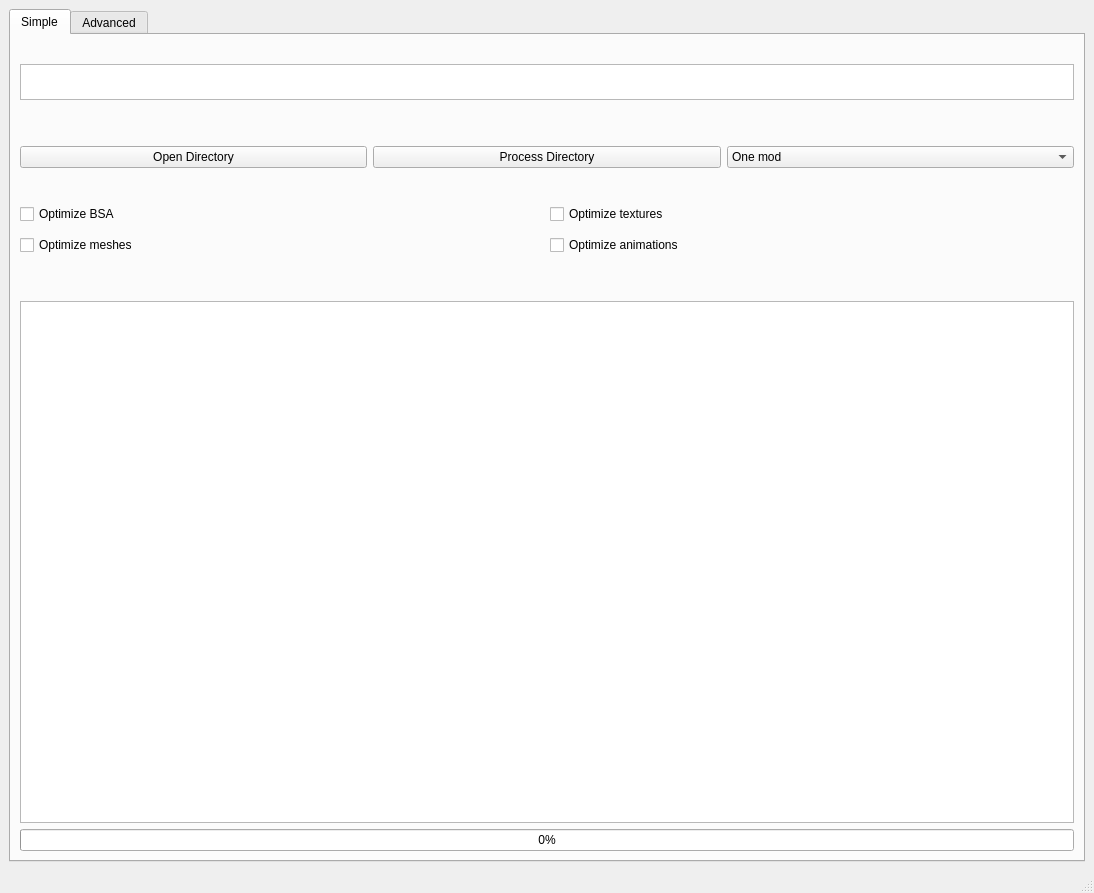
This is mainwindow.ui in Guekka/cathedral-assets-optimizer as Qt 5 draws it before an edit. The edited form follows.
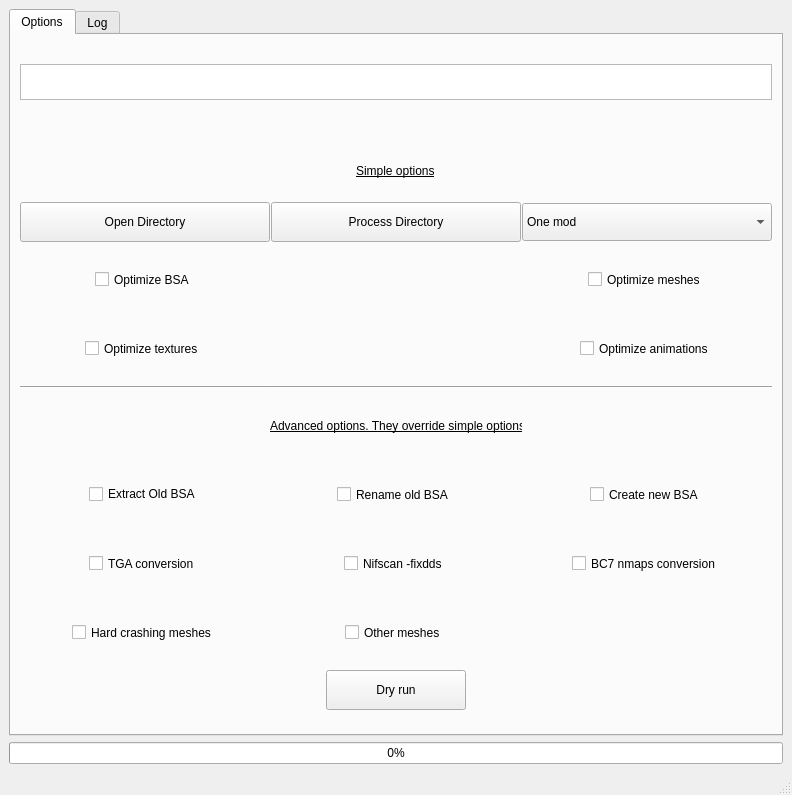
This is the edited form.

```diff
--- a/mainwindow.ui
+++ b/mainwindow.ui
@@ -6,8 +6,8 @@
    <rect>
     <x>0</x>
     <y>0</y>
-    <width>1094</width>
-    <height>893</height>
+    <width>792</width>
+    <height>795</height>
    </rect>
   </property>
   <property name="sizePolicy">
@@ -34,7 +34,7 @@
       </property>
       <widget class="QWidget" name="simple">
        <attribute name="title">
-        <string>Simple</string>
+        <string>Options</string>
        </attribute>
        <layout class="QVBoxLayout" name="verticalLayout_2">
         <item>
@@ -43,7 +43,7 @@
            <enum>Qt::Vertical</enum>
           </property>
           <property name="sizeType">
-           <enum>QSizePolicy::Preferred</enum>
+           <enum>QSizePolicy::Maximum</enum>
           </property>
           <property name="sizeHint" stdset="0">
            <size>
@@ -75,7 +75,7 @@
            <enum>Qt::Vertical</enum>
           </property>
           <property name="sizeType">
-           <enum>QSizePolicy::Preferred</enum>
+           <enum>QSizePolicy::Maximum</enum>
           </property>
           <property name="sizeHint" stdset="0">
            <size>
@@ -86,57 +86,34 @@
          </spacer>
         </item>
         <item>
-         <layout class="QHBoxLayout" name="horizontalLayout">
-          <item>
-           <widget class="QPushButton" name="userPathButton">
-            <property name="text">
-             <string>Open Directory</string>
-            </property>
-           </widget>
-          </item>
-          <item>
-           <widget class="QPushButton" name="processButton">
-            <property name="text">
-             <string>Process Directory</string>
-            </property>
-           </widget>
-          </item>
-          <item>
-           <widget class="QComboBox" name="modeChooserComboBox">
-            <item>
-             <property name="text">
-              <string>One mod</string>
-             </property>
-            </item>
-            <item>
-             <property name="text">
-              <string>Several mods (MO)</string>
-             </property>
-            </item>
-           </widget>
-          </item>
-         </layout>
-        </item>
-        <item>
-         <spacer name="verticalSpacer_2">
-          <property name="orientation">
-           <enum>Qt::Vertical</enum>
+         <layout class="QGridLayout" name="gridLayout" rowstretch="0,0,0,0,0,0,0,0,0,0" columnstretch="0,0,0">
+          <property name="topMargin">
+           <number>0</number>
           </property>
-          <property name="sizeType">
-           <enum>QSizePolicy::Preferred</enum>
+          <property name="rightMargin">
+           <number>0</number>
           </property>
-          <property name="sizeHint" stdset="0">
-           <size>
-            <width>20</width>
-            <height>30</height>
-           </size>
+          <property name="bottomMargin">
+           <number>15</number>
           </property>
-         </spacer>
-        </item>
-        <item>
-         <layout class="QHBoxLayout" name="horizontalLayout_2">
-          <item>
+          <property name="horizontalSpacing">
+           <number>0</number>
+          </property>
+          <item row="4" column="2">
+           <widget class="Line" name="line_3">
+            <property name="orientation">
+             <enum>Qt::Horizontal</enum>
+            </property>
+           </widget>
+          </item>
+          <item row="2" column="0" alignment="Qt::AlignHCenter">
            <widget class="QCheckBox" name="bsaOptCheckbox">
+            <property name="sizePolicy">
+             <sizepolicy hsizetype="MinimumExpanding" vsizetype="MinimumExpanding">
+              <horstretch>0</horstretch>
+              <verstretch>0</verstretch>
+             </sizepolicy>
+            </property>
             <property name="cursor">
              <cursorShape>WhatsThisCursor</cursorShape>
             </property>
@@ -148,8 +125,14 @@
             </property>
            </widget>
           </item>
-          <item>
+          <item row="3" column="0" alignment="Qt::AlignHCenter">
            <widget class="QCheckBox" name="textOptCheckbox">
+            <property name="sizePolicy">
+             <sizepolicy hsizetype="MinimumExpanding" vsizetype="MinimumExpanding">
+              <horstretch>0</horstretch>
+              <verstretch>0</verstretch>
+             </sizepolicy>
+            </property>
             <property name="cursor">
              <cursorShape>WhatsThisCursor</cursorShape>
             </property>
@@ -161,41 +144,109 @@
             </property>
            </widget>
           </item>
-         </layout>
-        </item>
-        <item>
-         <spacer name="verticalSpacer_3">
-          <property name="orientation">
-           <enum>Qt::Vertical</enum>
-          </property>
-          <property name="sizeType">
-           <enum>QSizePolicy::Preferred</enum>
-          </property>
-          <property name="sizeHint" stdset="0">
-           <size>
-            <width>20</width>
-            <height>5</height>
-           </size>
-          </property>
-         </spacer>
-        </item>
-        <item>
-         <layout class="QHBoxLayout" name="horizontalLayout_3">
-          <item>
-           <widget class="QCheckBox" name="meshOptCheckbox">
+          <item row="8" column="1" alignment="Qt::AlignHCenter">
+           <widget class="QCheckBox" name="otherMeshesCheckBox">
+            <property name="sizePolicy">
+             <sizepolicy hsizetype="MinimumExpanding" vsizetype="MinimumExpanding">
+              <horstretch>0</horstretch>
+              <verstretch>0</verstretch>
+             </sizepolicy>
+            </property>
             <property name="cursor">
              <cursorShape>WhatsThisCursor</cursorShape>
             </property>
             <property name="toolTip">
-             <string>&lt;html&gt;&lt;head/&gt;&lt;body&gt;&lt;p&gt;Runs NIF Optimizer, repairing crashing meshes and optimizing others.&lt;/p&gt;&lt;/body&gt;&lt;/html&gt;</string>
+             <string>&lt;html&gt;&lt;head/&gt;&lt;body&gt;&lt;p&gt;Lightly optimizes typically non-crashing meshes. This may fix some visual issues, but also lowers quality.&lt;/p&gt;&lt;/body&gt;&lt;/html&gt;</string>
             </property>
             <property name="text">
-             <string>Optimize meshes</string>
+             <string>Other meshes</string>
             </property>
            </widget>
           </item>
-          <item>
+          <item row="7" column="1" alignment="Qt::AlignHCenter">
+           <widget class="QCheckBox" name="nifscanTexturesCheckbox">
+            <property name="sizePolicy">
+             <sizepolicy hsizetype="MinimumExpanding" vsizetype="MinimumExpanding">
+              <horstretch>0</horstretch>
+              <verstretch>0</verstretch>
+             </sizepolicy>
+            </property>
+            <property name="cursor">
+             <cursorShape>WhatsThisCursor</cursorShape>
+            </property>
+            <property name="toolTip">
+             <string>&lt;html&gt;&lt;head/&gt;&lt;body&gt;&lt;p&gt;Strongly Recommended. Attempts to convert and fix any textures that would crash the game, as some older formats are incompatible with SSE.&lt;/p&gt;&lt;/body&gt;&lt;/html&gt;</string>
+            </property>
+            <property name="text">
+             <string>Nifscan -fixdds</string>
+            </property>
+           </widget>
+          </item>
+          <item row="5" column="1" alignment="Qt::AlignHCenter">
+           <widget class="QLabel" name="label">
+            <property name="sizePolicy">
+             <sizepolicy hsizetype="Fixed" vsizetype="MinimumExpanding">
+              <horstretch>0</horstretch>
+              <verstretch>0</verstretch>
+             </sizepolicy>
+            </property>
+            <property name="minimumSize">
+             <size>
+              <width>228</width>
+              <height>28</height>
+             </size>
+            </property>
+            <property name="text">
+             <string>&lt;html&gt;&lt;head/&gt;&lt;body&gt;&lt;p&gt;&lt;span style=&quot; text-decoration: underline;&quot;&gt;Advanced options. They override simple options.&lt;/span&gt;&lt;/p&gt;&lt;/body&gt;&lt;/html&gt;</string>
+            </property>
+           </widget>
+          </item>
+          <item row="6" column="1" alignment="Qt::AlignHCenter">
+           <widget class="QCheckBox" name="renameBsaCheckbox">
+            <property name="sizePolicy">
+             <sizepolicy hsizetype="MinimumExpanding" vsizetype="MinimumExpanding">
+              <horstretch>0</horstretch>
+              <verstretch>0</verstretch>
+             </sizepolicy>
+            </property>
+            <property name="cursor">
+             <cursorShape>WhatsThisCursor</cursorShape>
+            </property>
+            <property name="toolTip">
+             <string>&lt;html&gt;&lt;head/&gt;&lt;body&gt;&lt;p&gt;Backs up any BSAs present in the mod folder, adding .bak to the filename.&lt;/p&gt;&lt;/body&gt;&lt;/html&gt;</string>
+            </property>
+            <property name="text">
+             <string>Rename old BSA</string>
+            </property>
+           </widget>
+          </item>
+          <item row="1" column="1" alignment="Qt::AlignHCenter">
+           <widget class="QPushButton" name="processButton">
+            <property name="sizePolicy">
+             <sizepolicy hsizetype="Fixed" vsizetype="Fixed">
+              <horstretch>0</horstretch>
+              <verstretch>0</verstretch>
+             </sizepolicy>
+            </property>
+            <property name="minimumSize">
+             <size>
+              <width>250</width>
+              <height>40</height>
+             </size>
+            </property>
+            <property name="text">
+             <string>Process Directory</string>
+            </property>
+           </widget>
+          </item>
+          <item row="3" column="2" alignment="Qt::AlignHCenter">
            <widget class="QCheckBox" name="animOptCheckbox">
+            <property name="sizePolicy">
+             <sizepolicy hsizetype="MinimumExpanding" vsizetype="MinimumExpanding">
+              <horstretch>0</horstretch>
+              <verstretch>0</verstretch>
+             </sizepolicy>
+            </property>
             <property name="cursor">
              <cursorShape>WhatsThisCursor</cursorShape>
             </property>
@@ -207,51 +258,82 @@
             </property>
            </widget>
           </item>
-         </layout>
-        </item>
-        <item>
-         <spacer name="verticalSpacer_4">
-          <property name="orientation">
-           <enum>Qt::Vertical</enum>
-          </property>
-          <property name="sizeType">
-           <enum>QSizePolicy::Fixed</enum>
-          </property>
-          <property name="sizeHint" stdset="0">
-           <size>
-            <width>20</width>
-            <height>40</height>
-           </size>
-          </property>
-         </spacer>
-        </item>
-        <item>
-         <widget class="QPlainTextEdit" name="mw_log">
-          <property name="readOnly">
-           <bool>true</bool>
-          </property>
-         </widget>
-        </item>
-        <item>
-         <widget class="QProgressBar" name="progressBar">
-          <property name="value">
-           <number>0</number>
-          </property>
-         </widget>
-        </item>
-       </layout>
-      </widget>
-      <widget class="QWidget" name="advanced">
-       <attribute name="title">
-        <string>Advanced</string>
-       </attribute>
-       <layout class="QVBoxLayout" name="verticalLayout_3">
-        <item>
-         <layout class="QGridLayout" name="gridLayout">
+          <item row="6" column="0" alignment="Qt::AlignHCenter">
+           <widget class="QCheckBox" name="extractBsaCheckbox">
+            <property name="cursor">
+             <cursorShape>WhatsThisCursor</cursorShape>
+            </property>
+            <property name="toolTip">
+             <string>&lt;html&gt;&lt;head/&gt;&lt;body&gt;&lt;p&gt;Extracts any BSAs present in the mod folder.&lt;/p&gt;&lt;/body&gt;&lt;/html&gt;</string>
+            </property>
+            <property name="text">
+             <string>Extract Old BSA</string>
+            </property>
+           </widget>
+          </item>
           <item row="4" column="0">
+           <widget class="Line" name="line_2">
+            <property name="orientation">
+             <enum>Qt::Horizontal</enum>
+            </property>
+           </widget>
+          </item>
+          <item row="7" column="2" alignment="Qt::AlignHCenter">
+           <widget class="QCheckBox" name="bc7ConvCheckbox">
+            <property name="sizePolicy">
+             <sizepolicy hsizetype="MinimumExpanding" vsizetype="MinimumExpanding">
+              <horstretch>0</horstretch>
+              <verstretch>0</verstretch>
+             </sizepolicy>
+            </property>
+            <property name="cursor">
+             <cursorShape>WhatsThisCursor</cursorShape>
+            </property>
+            <property name="toolTip">
+             <string>&lt;html&gt;&lt;head/&gt;&lt;body&gt;&lt;p&gt;BC7 is the most efficient compression SSE supports, reducing VRAM usage without observable quality loss.&lt;/p&gt;&lt;/body&gt;&lt;/html&gt;</string>
+            </property>
+            <property name="text">
+             <string>BC7 nmaps conversion</string>
+            </property>
+           </widget>
+          </item>
+          <item row="4" column="1">
+           <widget class="Line" name="line">
+            <property name="orientation">
+             <enum>Qt::Horizontal</enum>
+            </property>
+           </widget>
+          </item>
+          <item row="1" column="2">
+           <widget class="QComboBox" name="modeChooserComboBox">
+            <property name="sizePolicy">
+             <sizepolicy hsizetype="Fixed" vsizetype="Fixed">
+              <horstretch>0</horstretch>
+              <verstretch>0</verstretch>
+             </sizepolicy>
+            </property>
+            <property name="minimumSize">
+             <size>
+              <width>250</width>
+              <height>38</height>
+             </size>
+            </property>
+            <item>
+             <property name="text">
+              <string>One mod</string>
+             </property>
+            </item>
+            <item>
+             <property name="text">
+              <string>Several mods (MO)</string>
+             </property>
+            </item>
+           </widget>
+          </item>
+          <item row="9" column="1" alignment="Qt::AlignHCenter">
            <widget class="QPushButton" name="dryRunPushButton">
             <property name="sizePolicy">
-             <sizepolicy hsizetype="Expanding" vsizetype="Fixed">
+             <sizepolicy hsizetype="Fixed" vsizetype="Fixed">
               <horstretch>0</horstretch>
               <verstretch>0</verstretch>
              </sizepolicy>
@@ -285,217 +367,84 @@
             </property>
            </widget>
           </item>
-          <item row="3" column="0">
-           <widget class="QGroupBox" name="meshesGroupBox">
+          <item row="8" column="0" alignment="Qt::AlignHCenter">
+           <widget class="QCheckBox" name="HardCrashingNifCheckbox">
             <property name="sizePolicy">
-             <sizepolicy hsizetype="Preferred" vsizetype="Fixed">
+             <sizepolicy hsizetype="MinimumExpanding" vsizetype="MinimumExpanding">
               <horstretch>0</horstretch>
               <verstretch>0</verstretch>
              </sizepolicy>
             </property>
-            <property name="minimumSize">
-             <size>
-              <width>0</width>
-              <height>90</height>
-             </size>
+            <property name="cursor">
+             <cursorShape>WhatsThisCursor</cursorShape>
             </property>
-            <property name="title">
-             <string>Meshes</string>
+            <property name="toolTip">
+             <string>&lt;html&gt;&lt;head/&gt;&lt;body&gt;&lt;p&gt;Strongly Recommended. Attempts to repair which are guaranteed to crash the game. &lt;/p&gt;&lt;/body&gt;&lt;/html&gt;</string>
             </property>
-            <widget class="QCheckBox" name="HardCrashingNifCheckbox">
-             <property name="geometry">
-              <rect>
-               <x>41</x>
-               <y>40</y>
-               <width>161</width>
-               <height>20</height>
-              </rect>
-             </property>
-             <property name="cursor">
-              <cursorShape>WhatsThisCursor</cursorShape>
-             </property>
-             <property name="toolTip">
-              <string>&lt;html&gt;&lt;head/&gt;&lt;body&gt;&lt;p&gt;Recommended. Will fix meshes which would crash the game. Some headparts may still need to be optimised manually.&lt;/p&gt;&lt;/body&gt;&lt;/html&gt;</string>
-             </property>
-             <property name="text">
-              <string>Hard crashing meshes</string>
-             </property>
-            </widget>
-            <widget class="QCheckBox" name="otherMeshesCheckBox">
-             <property name="geometry">
-              <rect>
-               <x>281</x>
-               <y>40</y>
-               <width>191</width>
-               <height>20</height>
-              </rect>
-             </property>
-             <property name="cursor">
-              <cursorShape>WhatsThisCursor</cursorShape>
-             </property>
-             <property name="toolTip">
-              <string>&lt;html&gt;&lt;head/&gt;&lt;body&gt;&lt;p&gt;Will optimise other meshes. May fix visual issues, and reduce meshes quality.&lt;/p&gt;&lt;/body&gt;&lt;/html&gt;</string>
-             </property>
-             <property name="text">
-              <string>Other meshes</string>
-             </property>
-            </widget>
+            <property name="text">
+             <string>Hard crashing meshes</string>
+            </property>
            </widget>
           </item>
-          <item row="2" column="0">
-           <widget class="QGroupBox" name="texturesGroupBox">
+          <item row="2" column="2" alignment="Qt::AlignHCenter">
+           <widget class="QCheckBox" name="meshOptCheckbox">
             <property name="sizePolicy">
-             <sizepolicy hsizetype="Preferred" vsizetype="Fixed">
+             <sizepolicy hsizetype="MinimumExpanding" vsizetype="MinimumExpanding">
               <horstretch>0</horstretch>
               <verstretch>0</verstretch>
              </sizepolicy>
             </property>
-            <property name="minimumSize">
-             <size>
-              <width>0</width>
-              <height>90</height>
-             </size>
+            <property name="cursor">
+             <cursorShape>WhatsThisCursor</cursorShape>
             </property>
-            <property name="title">
-             <string>Textures</string>
+            <property name="toolTip">
+             <string>&lt;html&gt;&lt;head/&gt;&lt;body&gt;&lt;p&gt;Runs NIF Optimizer, repairing crashing meshes and optimizing others.&lt;/p&gt;&lt;/body&gt;&lt;/html&gt;</string>
             </property>
-            <widget class="QCheckBox" name="tgaConvCheckbox">
-             <property name="geometry">
-              <rect>
-               <x>40</x>
-               <y>40</y>
-               <width>121</width>
-               <height>19</height>
-              </rect>
-             </property>
-             <property name="cursor">
-              <cursorShape>WhatsThisCursor</cursorShape>
-             </property>
-             <property name="toolTip">
-              <string>&lt;html&gt;&lt;head/&gt;&lt;body&gt;&lt;p&gt;Recommended. SSE can't read TGA files. Will convert TGA to DDS.&lt;/p&gt;&lt;/body&gt;&lt;/html&gt;</string>
-             </property>
-             <property name="text">
-              <string>TGA conversion</string>
-             </property>
-            </widget>
-            <widget class="QCheckBox" name="bc7ConvCheckbox">
-             <property name="geometry">
-              <rect>
-               <x>280</x>
-               <y>40</y>
-               <width>131</width>
-               <height>20</height>
-              </rect>
-             </property>
-             <property name="cursor">
-              <cursorShape>WhatsThisCursor</cursorShape>
-             </property>
-             <property name="toolTip">
-              <string>&lt;html&gt;&lt;head/&gt;&lt;body&gt;&lt;p&gt;BC7 is an efficient compression format, which will reduce VRAM usage without reducing quality. Will convert uncompressed normal maps, a type of textures, to BC7.&lt;/p&gt;&lt;/body&gt;&lt;/html&gt;</string>
-             </property>
-             <property name="text">
-              <string>BC7 nmaps conversion</string>
-             </property>
-            </widget>
-            <widget class="QCheckBox" name="nifscanTexturesCheckbox">
-             <property name="geometry">
-              <rect>
-               <x>540</x>
-               <y>40</y>
-               <width>121</width>
-               <height>19</height>
-              </rect>
-             </property>
-             <property name="cursor">
-              <cursorShape>WhatsThisCursor</cursorShape>
-             </property>
-             <property name="toolTip">
-              <string>&lt;html&gt;&lt;head/&gt;&lt;body&gt;&lt;p&gt;Recommended. Will fix textures which would crash the game. &lt;/p&gt;&lt;/body&gt;&lt;/html&gt;</string>
-             </property>
-             <property name="text">
-              <string>Nifscan -fixdds</string>
-             </property>
-            </widget>
+            <property name="text">
+             <string>Optimize meshes</string>
+            </property>
            </widget>
           </item>
           <item row="1" column="0">
-           <widget class="QGroupBox" name="bsaGroupBox">
+           <widget class="QPushButton" name="userPathButton">
             <property name="sizePolicy">
-             <sizepolicy hsizetype="Expanding" vsizetype="Fixed">
+             <sizepolicy hsizetype="Fixed" vsizetype="Fixed">
               <horstretch>0</horstretch>
               <verstretch>0</verstretch>
              </sizepolicy>
             </property>
             <property name="minimumSize">
              <size>
-              <width>0</width>
-              <height>90</height>
+              <width>250</width>
+              <height>40</height>
              </size>
             </property>
-            <property name="title">
-             <string>BSA</string>
+            <property name="text">
+             <string>Open Directory</string>
             </property>
-            <widget class="QCheckBox" name="extractBsaCheckbox">
-             <property name="geometry">
-              <rect>
-               <x>40</x>
-               <y>40</y>
-               <width>99</width>
-               <height>19</height>
-              </rect>
-             </property>
-             <property name="cursor">
-              <cursorShape>WhatsThisCursor</cursorShape>
-             </property>
-             <property name="toolTip">
-              <string>&lt;html&gt;&lt;head/&gt;&lt;body&gt;&lt;p&gt;Extracts the BSA already present&lt;/p&gt;&lt;/body&gt;&lt;/html&gt;</string>
-             </property>
-             <property name="text">
-              <string>Extract old BSA</string>
-             </property>
-            </widget>
-            <widget class="QCheckBox" name="renameBsaCheckbox">
-             <property name="geometry">
-              <rect>
-               <x>280</x>
-               <y>40</y>
-               <width>103</width>
-               <height>19</height>
-              </rect>
-             </property>
-             <property name="cursor">
-              <cursorShape>WhatsThisCursor</cursorShape>
-             </property>
-             <property name="toolTip">
-              <string>&lt;html&gt;&lt;head/&gt;&lt;body&gt;&lt;p&gt;Renames the old BSA to .bak&lt;/p&gt;&lt;/body&gt;&lt;/html&gt;</string>
-             </property>
-             <property name="text">
-              <string>Rename old BSA</string>
-             </property>
-            </widget>
-            <widget class="QCheckBox" name="createBsaCheckbox">
-             <property name="geometry">
-              <rect>
-               <x>540</x>
-               <y>40</y>
-               <width>103</width>
-               <height>19</height>
-              </rect>
-             </property>
-             <property name="cursor">
-              <cursorShape>WhatsThisCursor</cursorShape>
-             </property>
-             <property name="toolTip">
-              <string>&lt;html&gt;&lt;head/&gt;&lt;body&gt;&lt;p&gt;Creates a new BSA. If the mod doesn't have a plugin, the BSA will be named &amp;quot;dummy_plugin.bsa&amp;quot;&lt;/p&gt;&lt;/body&gt;&lt;/html&gt;</string>
-             </property>
-             <property name="text">
-              <string>Create new BSA</string>
-             </property>
-            </widget>
            </widget>
           </item>
-          <item row="0" column="0">
-           <widget class="QLabel" name="label">
+          <item row="6" column="2" alignment="Qt::AlignHCenter">
+           <widget class="QCheckBox" name="createBsaCheckbox">
+            <property name="sizePolicy">
+             <sizepolicy hsizetype="MinimumExpanding" vsizetype="MinimumExpanding">
+              <horstretch>0</horstretch>
+              <verstretch>0</verstretch>
+             </sizepolicy>
+            </property>
+            <property name="cursor">
+             <cursorShape>WhatsThisCursor</cursorShape>
+            </property>
+            <property name="toolTip">
+             <string>&lt;html&gt;&lt;head/&gt;&lt;body&gt;&lt;p&gt;Creates a new BSA after processing the previously extracted assets.&lt;/p&gt;&lt;/body&gt;&lt;/html&gt;</string>
+            </property>
+            <property name="text">
+             <string>Create new BSA</string>
+            </property>
+           </widget>
+          </item>
+          <item row="0" column="1" alignment="Qt::AlignHCenter">
+           <widget class="QLabel" name="label_3">
             <property name="sizePolicy">
              <sizepolicy hsizetype="Preferred" vsizetype="Fixed">
               <horstretch>0</horstretch>
@@ -505,11 +454,30 @@
             <property name="minimumSize">
              <size>
               <width>0</width>
-              <height>28</height>
+              <height>50</height>
              </size>
             </property>
             <property name="text">
-             <string>                                                                          Advanced options will take precedence on simple options</string>
+             <string>&lt;html&gt;&lt;head/&gt;&lt;body&gt;&lt;p&gt;&lt;span style=&quot; text-decoration: underline;&quot;&gt;Simple options&lt;/span&gt;&lt;/p&gt;&lt;/body&gt;&lt;/html&gt;</string>
+            </property>
+           </widget>
+          </item>
+          <item row="7" column="0" alignment="Qt::AlignHCenter">
+           <widget class="QCheckBox" name="tgaConvCheckbox">
+            <property name="sizePolicy">
+             <sizepolicy hsizetype="MinimumExpanding" vsizetype="MinimumExpanding">
+              <horstretch>0</horstretch>
+              <verstretch>0</verstretch>
+             </sizepolicy>
+            </property>
+            <property name="cursor">
+             <cursorShape>WhatsThisCursor</cursorShape>
+            </property>
+            <property name="toolTip">
+             <string>&lt;html&gt;&lt;head/&gt;&lt;body&gt;&lt;p&gt;Recommended. Converts any TGA files into DDS, as SSE cannot read these.&lt;/p&gt;&lt;/body&gt;&lt;/html&gt;</string>
+            </property>
+            <property name="text">
+             <string>TGA conversion</string>
             </property>
            </widget>
           </item>
@@ -517,6 +485,34 @@
         </item>
        </layout>
       </widget>
+      <widget class="QWidget" name="advanced">
+       <attribute name="title">
+        <string>Log</string>
+       </attribute>
+       <layout class="QVBoxLayout" name="verticalLayout_3">
+        <item>
+         <widget class="QLabel" name="label_2">
+          <property name="text">
+           <string>Log</string>
+          </property>
+         </widget>
+        </item>
+        <item>
+         <widget class="QPlainTextEdit" name="mw_log">
+          <property name="readOnly">
+           <bool>true</bool>
+          </property>
+         </widget>
+        </item>
+       </layout>
+      </widget>
+     </widget>
+    </item>
+    <item>
+     <widget class="QProgressBar" name="progressBar">
+      <property name="value">
+       <number>0</number>
+      </property>
      </widget>
     </item>
    </layout>
```
